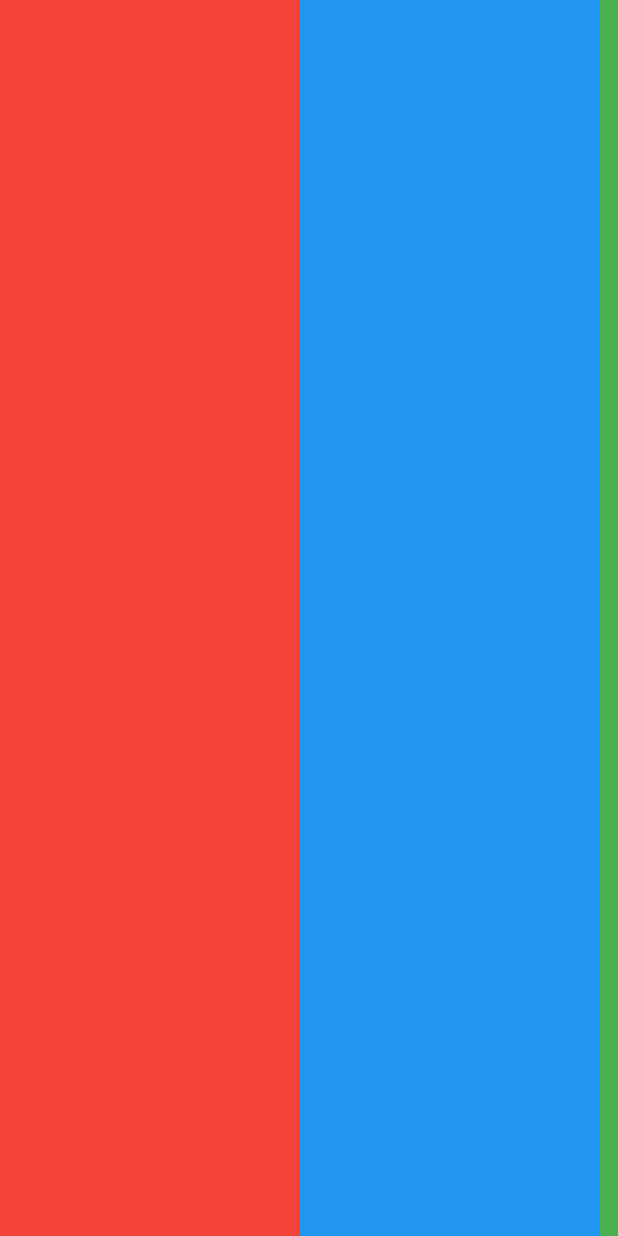
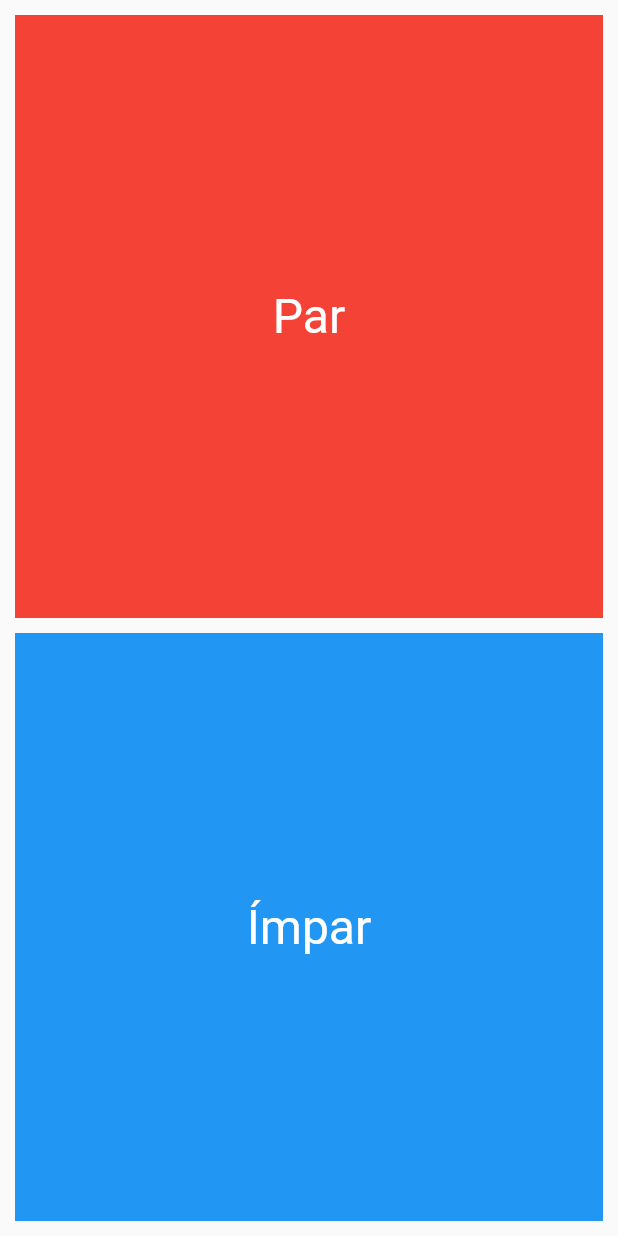
Before and after one commit to hunteradv/par_impar, a Flutter app: the screen it shows after launch, on a phone screen of 412 x 824 dp. Run offline on Flutter 3.47's test engine with Material 2 defaults, Android fonts, the phone set to English and light mode, and no system bars.

Commit message:
13032023: Adicionados containers para dividir par e impar.

```diff
--- a/lib/main.dart
+++ b/lib/main.dart
@@ -5,33 +5,37 @@ void main() {
 }
 
 class GameApp extends StatelessWidget {
+  final style = TextStyle(color: Colors.white, fontSize: 32);
+
   @override
   build(BuildContext context) {
     return MaterialApp(
       home: Scaffold(
-          body: ListView(
-        scrollDirection: Axis.horizontal,
+          body: Column(
         children: [
-          Container(
+          Expanded(
+              child: Container(
             color: Colors.red,
-            width: 200,
-          ),
-          Container(
+            width: double.infinity,
+            margin: EdgeInsets.fromLTRB(10, 10, 10, 0),
+            child: Center(
+              child: Text(
+                "Par",
+                style: style,
+              ),
+            ),
+          )),
+          Expanded(
+              child: Container(
             color: Colors.blue,
-            width: 200,
-          ),
-          Container(
-            color: Colors.green,
-            width: 200,
-          ),
-          Container(
-            color: Colors.yellow,
-            width: 200,
-          ),
-          Container(
-            color: Colors.black,
-            width: 200,
-          )
+            width: double.infinity,
+            margin: EdgeInsets.all(10),
+            child: Center(
+                child: Text(
+              "Ímpar",
+              style: style,
+            )),
+          ))
         ],
       )),
     );
```
